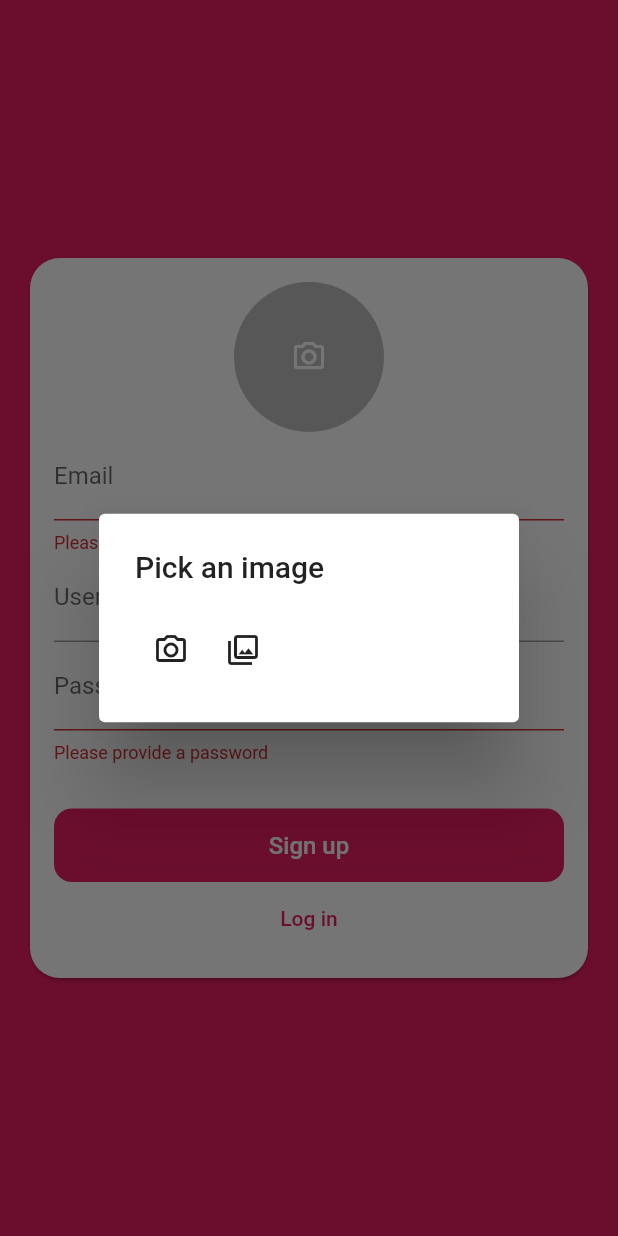
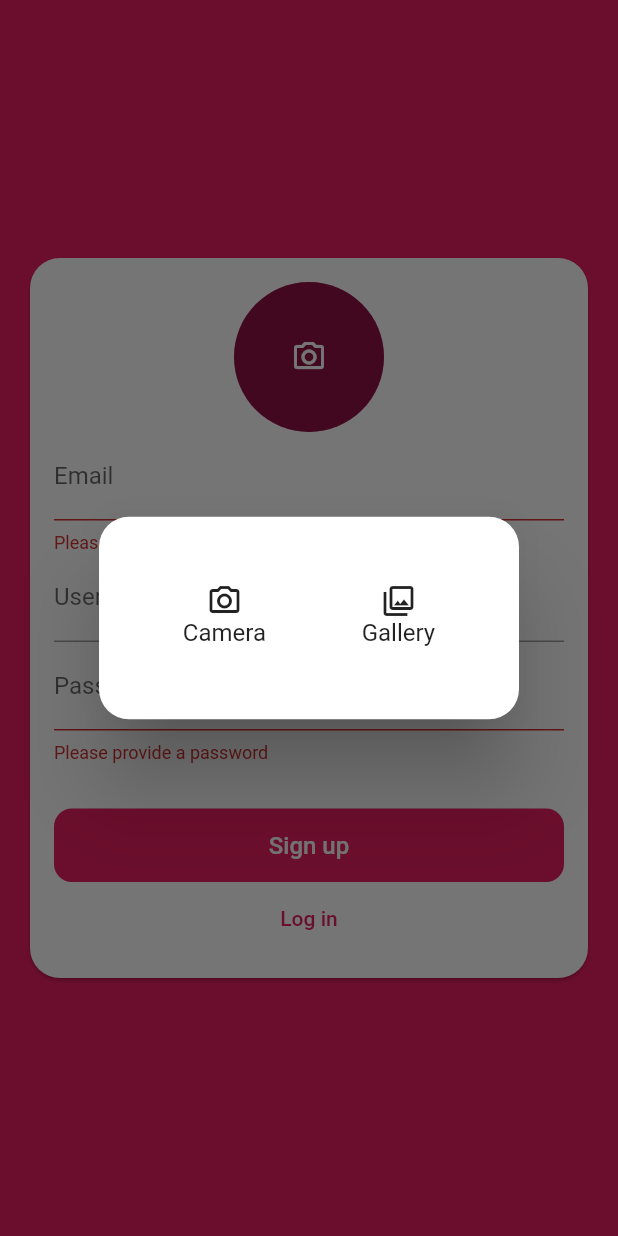
Before and after one commit to Basith-P/max-chat, a Flutter app: the screen it shows after launch, after a tap on "Log in", after a tap on "Create account", after a tap on the "camera alt" icon, on a phone screen of 412 x 824 dp. Run offline on Flutter 3.47's test engine with Material 2 defaults, Android fonts, the phone set to English and light mode, and no system bars; our stand-ins replace cloud_firestore, firebase_auth, firebase_core, image_picker; accounts and stored records are empty.

Commit message:
Add camera and gallery options for imagePicker

```diff
--- a/lib/views/auth/auth_widgets/auth_form.dart
+++ b/lib/views/auth/auth_widgets/auth_form.dart
@@ -34,19 +34,42 @@ class _AuthFormState extends State<AuthForm> {
     showDialog(
       context: context,
       builder: (ctx) => AlertDialog(
-        title: const Text('Pick an image'),
+        shape: RoundedRectangleBorder(
+          borderRadius: BorderRadius.circular(20),
+        ),
         content: Row(
+          mainAxisAlignment: MainAxisAlignment.spaceAround,
           children: [
-            IconButton(
-              icon: const Icon(Icons.camera_alt_outlined),
-              onPressed: () async {
+            InkWell(
+              borderRadius: BorderRadius.circular(16),
+              child: Padding(
+                padding: const EdgeInsets.all(24.0),
+                child: Column(
+                  mainAxisSize: MainAxisSize.min,
+                  children: const [
+                    Icon(Icons.camera_alt_outlined),
+                    Text('Camera'),
+                  ],
+                ),
+              ),
+              onTap: () async {
                 Navigator.of(ctx).pop();
-                imageFile = await ImagePicker().pickImage(source: ImageSource.gallery);
+                imageFile = await ImagePicker().pickImage(source: ImageSource.camera);
               },
             ),
-            IconButton(
-              icon: const Icon(Icons.photo_library_outlined),
-              onPressed: () async {
+            InkWell(
+              borderRadius: BorderRadius.circular(16),
+              child: Padding(
+                padding: const EdgeInsets.all(24.0),
+                child: Column(
+                  mainAxisSize: MainAxisSize.min,
+                  children: const [
+                    Icon(Icons.photo_library_outlined),
+                    Text('Gallery'),
+                  ],
+                ),
+              ),
+              onTap: () async {
                 Navigator.of(ctx).pop();
                 imageFile = await ImagePicker().pickImage(source: ImageSource.gallery);
               },
@@ -55,6 +78,7 @@ class _AuthFormState extends State<AuthForm> {
         ),
       ),
     );
+
     setState(() {
       _pickedImage = File(imageFile!.path);
     });
@@ -98,6 +122,9 @@ class _AuthFormState extends State<AuthForm> {
               children: [
                 if (!_wantLogin)
                   CircleAvatar(
+                    radius: 50,
+                    backgroundImage: _pickedImage != null ? FileImage(_pickedImage!) : null,
+                    child: CircleAvatar(
                       backgroundColor: Colors.black26,
                       radius: 50,
                       child: IconButton(
@@ -106,6 +133,7 @@ class _AuthFormState extends State<AuthForm> {
                           color: Colors.white,
                         ),
                         onPressed: _pickImage,
+                      ),
                     ),
                   ),
                 TextFormField(
```
Lines whose indentation alone changed are shown as unchanged.
